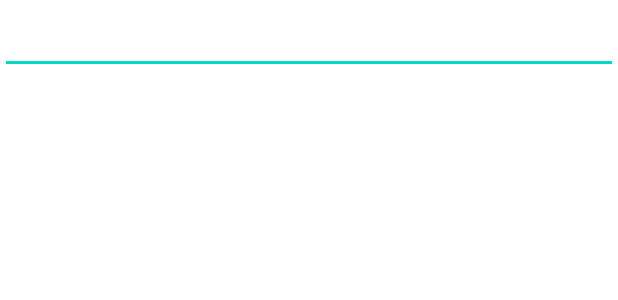
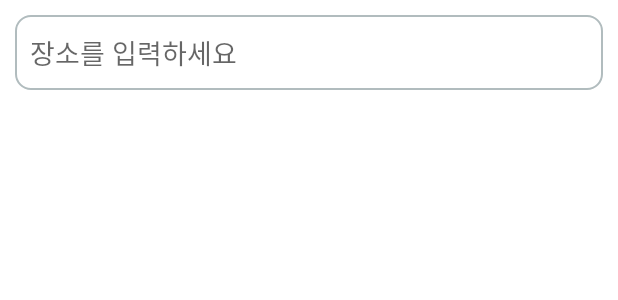
Before and after one commit to Montagdodra/Montag, an Android app: the layout fragment_1.xml on its own in the app's theme, with its tools: preview values and no code run, on a phone screen of 412 x 824 dp. Shown: the top 300 px of the screen. Run offline under Robolectric (Android 15) with nearby library versions, the phone set to English and light mode, and no system bars.

Commit message:
검색창 레이아웃 수정

```diff
--- a/app/src/main/res/layout/fragment_1.xml
+++ b/app/src/main/res/layout/fragment_1.xml
@@ -5,30 +5,36 @@
     android:layout_height="match_parent"
     tools:context=".Fragment1">
 
-    <LinearLayout
+    <FrameLayout
         android:layout_width="match_parent"
-        android:layout_height="wrap_content"
-        android:orientation="vertical">
+        android:layout_height="match_parent"
+        android:layout_gravity="center">
+
+        <RelativeLayout
+            android:id="@+id/map_view"
+            android:layout_width="match_parent"
+            android:layout_height="match_parent" />
         <LinearLayout
             android:layout_width="match_parent"
-            android:layout_height="50dp"
-            android:orientation="horizontal"
-            android:layout_marginTop="4dp">
+            android:layout_height="match_parent"
+            android:padding="10dp"
+            android:orientation="vertical">
             <EditText
                 android:layout_width="match_parent"
-                android:layout_height="wrap_content"
+                android:layout_height="50dp"
+                android:hint="장소를 입력하세요"
+                android:padding="10dp"
+                android:background="@drawable/round_border"
+                android:layout_gravity="center_horizontal|top"
                 android:id="@+id/search_txt"/>
+
+            <androidx.recyclerview.widget.RecyclerView
+                android:id="@+id/map_recyclerview"
+                android:visibility="gone"
+                android:layout_width="match_parent"
+                android:layout_height="400dp"
+                android:background="@drawable/round_border"
+                />
         </LinearLayout>
-        <androidx.recyclerview.widget.RecyclerView
-            android:id="@+id/map_recyclerview"
-            android:visibility="gone"
-            android:layout_width="match_parent"
-            android:layout_height="400dp"/>
-
-        <RelativeLayout
-            android:layout_width="match_parent"
-            android:layout_height="match_parent"
-            android:id="@+id/map_view"/>
-    </LinearLayout>
-
+    </FrameLayout>
 </FrameLayout>
```
